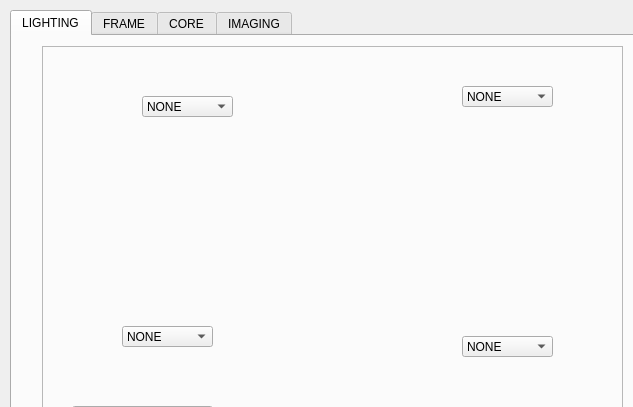
Old version of the form _ui/Clinostat.ui in the repository CoSE-Jerry/3D-Clinostat; both pictures show x 0 to 633 and y 0 to 407 of the 1024 by 600 pixel window.
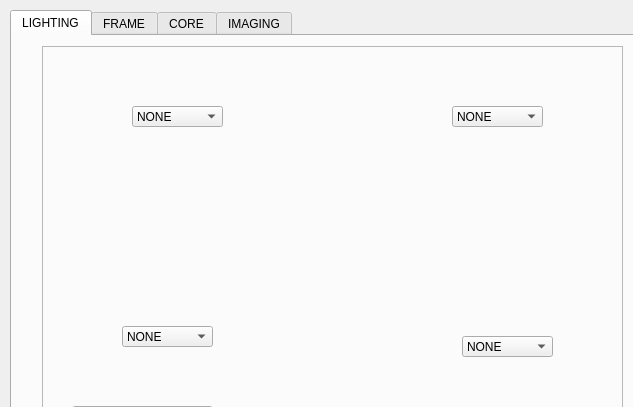
New version of the form. The open tabs and pages were chosen to show the change. Icons and pictures are not drawn.

```diff
--- a/_ui/Clinostat.ui
+++ b/_ui/Clinostat.ui
@@ -137,8 +137,8 @@
       <widget class="QComboBox" name="bottomColor_comboBox">
        <property name="geometry">
         <rect>
-         <x>420</x>
-         <y>40</y>
+         <x>80</x>
+         <y>280</y>
          <width>91</width>
          <height>21</height>
         </rect>
@@ -230,8 +230,8 @@
       <widget class="QComboBox" name="leftColor_comboBox">
        <property name="geometry">
         <rect>
-         <x>80</x>
-         <y>280</y>
+         <x>90</x>
+         <y>60</y>
          <width>91</width>
          <height>21</height>
         </rect>
@@ -270,8 +270,8 @@
       <widget class="QComboBox" name="topColor_comboBox">
        <property name="geometry">
         <rect>
-         <x>100</x>
-         <y>50</y>
+         <x>410</x>
+         <y>60</y>
          <width>91</width>
          <height>21</height>
         </rect>
```
Left out of the diff: 2 changed lines with no effect on the pictures.
